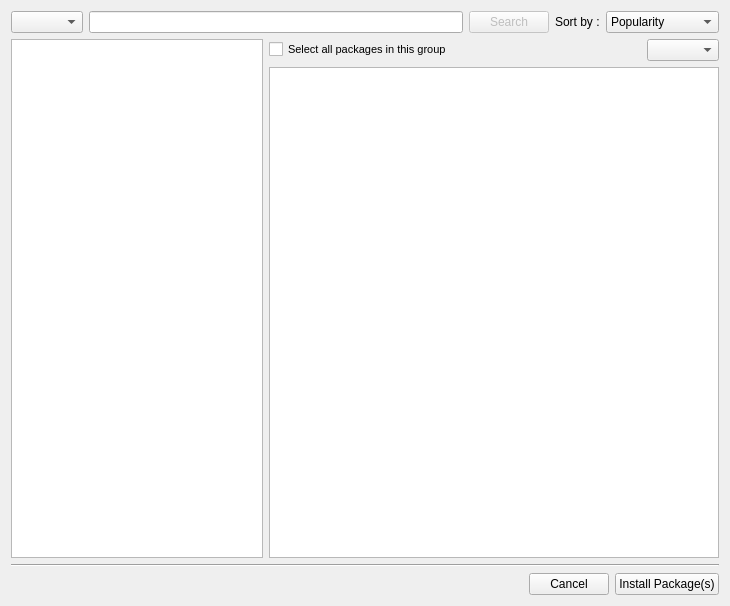
First picture: the form in kde/package-manager/manager/ui/mainwidget_v3.ui, repository pars-linux/uludag, before the edit.
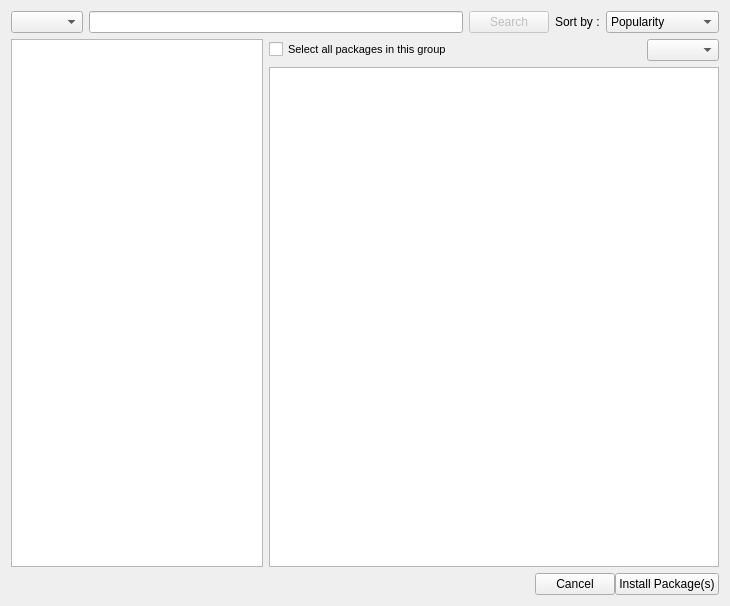
Second picture: the form after the edit. Custom widgets are drawn as their Qt base class.

Commit message: * UI Modifications; most of them are cosmetic

Patch:
```diff
--- a/kde/package-manager/manager/ui/mainwidget_v3.ui
+++ b/kde/package-manager/manager/ui/mainwidget_v3.ui
@@ -238,13 +238,24 @@
     </layout>
    </item>
    <item row="2" column="0">
-    <widget class="Line" name="line">
-     <property name="orientation">
-      <enum>Qt::Horizontal</enum>
+    <widget class="QFrame" name="actions">
+     <property name="frameShape">
+      <enum>QFrame::NoFrame</enum>
      </property>
-    </widget>
-   </item>
-   <item row="3" column="0">
+     <property name="frameShadow">
+      <enum>QFrame::Plain</enum>
+     </property>
+     <property name="lineWidth">
+      <number>0</number>
+     </property>
+     <layout class="QHBoxLayout" name="horizontalLayout_7">
+      <property name="spacing">
+       <number>0</number>
+      </property>
+      <property name="margin">
+       <number>0</number>
+      </property>
+      <item>
     <layout class="QHBoxLayout" name="horizontalLayout_6">
      <item>
       <layout class="QHBoxLayout" name="horizontalLayout_5">
@@ -256,7 +267,11 @@
         </widget>
        </item>
        <item>
-        <widget class="KSqueezedTextLabel" name="statusLabel"/>
+           <widget class="KSqueezedTextLabel" name="statusLabel">
+            <property name="indent">
+             <number>8</number>
+            </property>
+           </widget>
        </item>
        <item>
         <spacer name="horizontalSpacer_2">
@@ -288,6 +303,9 @@
       </widget>
      </item>
     </layout>
+      </item>
+     </layout>
+    </widget>
    </item>
   </layout>
  </widget>
```
Left out of the diff: 17 changed lines with no effect on the pictures. Lines whose indentation alone changed are shown as unchanged. The commit also changes 4 other files.
